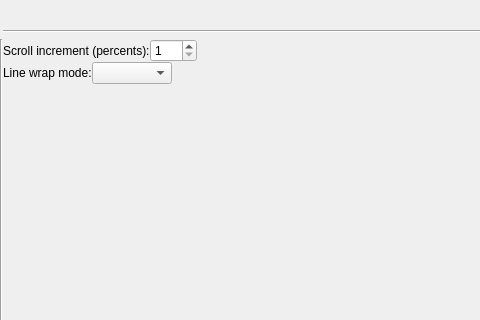
Qt form ui/abstracttextguisettings.ui (snip89/wsnsim-postprocessor) before a commit; both pictures show x 0 to 480 and y 0 to 320 of the 640 by 480 pixel window.
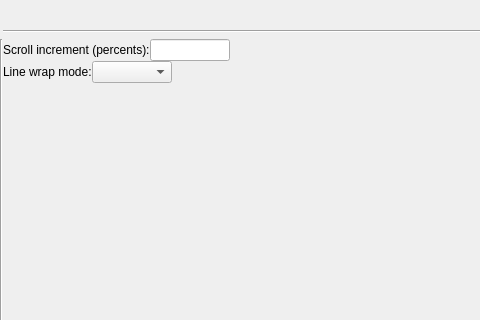
The same form after that commit.

Commit message: increment type changed

Patch:
```diff
--- a/ui/abstracttextguisettings.ui
+++ b/ui/abstracttextguisettings.ui
@@ -103,29 +103,6 @@
      </item>
      <item row="0" column="0">
       <layout class="QGridLayout" name="gridLayout_6">
-       <item row="1" column="0">
-        <widget class="QLabel" name="incrementLabel">
-         <property name="sizePolicy">
-          <sizepolicy hsizetype="Fixed" vsizetype="Preferred">
-           <horstretch>0</horstretch>
-           <verstretch>0</verstretch>
-          </sizepolicy>
-         </property>
-         <property name="text">
-          <string>Scroll increment (percents):</string>
-         </property>
-        </widget>
-       </item>
-       <item row="1" column="1">
-        <widget class="QSpinBox" name="incrementSpinBox">
-         <property name="minimum">
-          <number>1</number>
-         </property>
-         <property name="maximum">
-          <number>100</number>
-         </property>
-        </widget>
-       </item>
        <item row="1" column="2">
         <spacer name="horizontalSpacer_2">
          <property name="orientation">
@@ -139,6 +116,41 @@
          </property>
         </spacer>
        </item>
+       <item row="1" column="0">
+        <widget class="QLabel" name="incrementLabel">
+         <property name="sizePolicy">
+          <sizepolicy hsizetype="Fixed" vsizetype="Preferred">
+           <horstretch>0</horstretch>
+           <verstretch>0</verstretch>
+          </sizepolicy>
+         </property>
+         <property name="text">
+          <string>Scroll increment (percents):</string>
+         </property>
+        </widget>
+       </item>
+       <item row="1" column="1">
+        <widget class="QLineEdit" name="incrementLineEdit">
+         <property name="sizePolicy">
+          <sizepolicy hsizetype="Fixed" vsizetype="Fixed">
+           <horstretch>0</horstretch>
+           <verstretch>0</verstretch>
+          </sizepolicy>
+         </property>
+         <property name="minimumSize">
+          <size>
+           <width>80</width>
+           <height>0</height>
+          </size>
+         </property>
+         <property name="maximumSize">
+          <size>
+           <width>80</width>
+           <height>16777215</height>
+          </size>
+         </property>
+        </widget>
+       </item>
       </layout>
      </item>
      <item row="1" column="0">
```
The commit also changes 7 other files.
